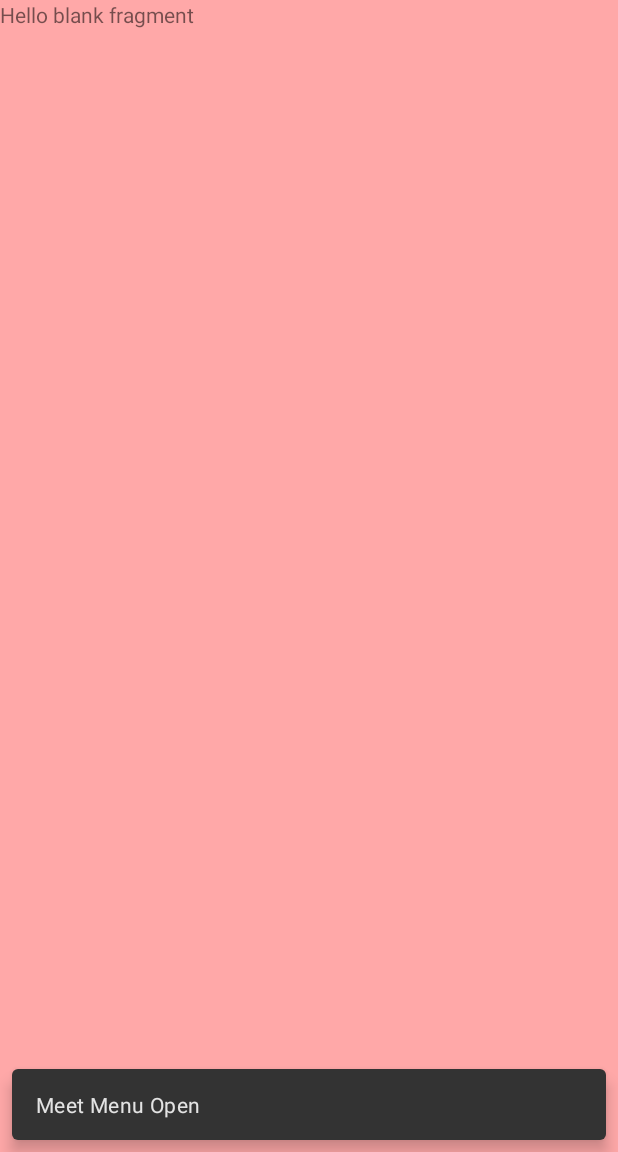
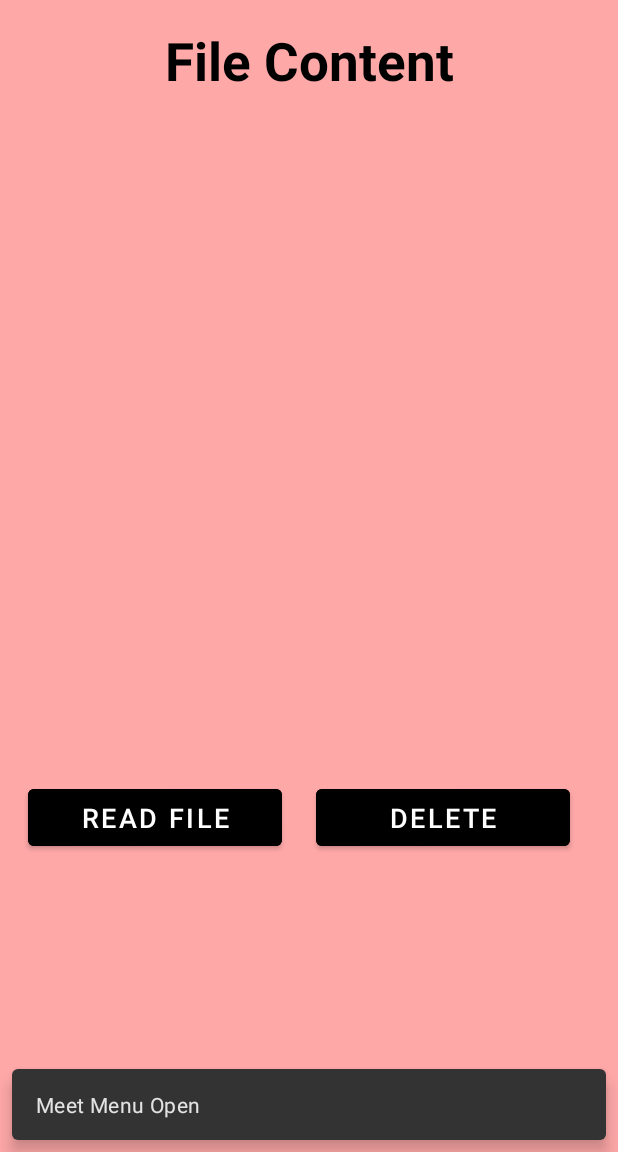
Before and after one commit to MeetPatel0090/MeetPatelAssign4, an Android app: the screen it shows after launch (MeetActivity), in the side drawer, after a tap on "File Content", on a phone screen of 412 x 824 dp, the part 84-1236 px from its top. Run offline under Robolectric (Android 15) with nearby library versions, the phone set to English and light mode, and no system bars; network calls fail.

Commit message:
File Content Fragment Completed

```diff
--- a/MeetAssign44/src/main/java/meet/patel/n01460090/MeetFileContent.java
+++ b/MeetAssign44/src/main/java/meet/patel/n01460090/MeetFileContent.java
@@ -7,58 +7,101 @@ import androidx.fragment.app.Fragment;
 import android.view.LayoutInflater;
 import android.view.View;
 import android.view.ViewGroup;
+import android.widget.Button;
+import android.widget.TextView;
+import android.widget.Toast;
 
-/**
- * A simple {@link Fragment} subclass.
- * Use the {@link MeetFileContent#newInstance} factory method to
- * create an instance of this fragment.
- */
+import java.io.BufferedReader;
+import java.io.File;
+import java.io.FileInputStream;
+import java.io.FileNotFoundException;
+import java.io.IOException;
+import java.io.InputStreamReader;
+
 public class MeetFileContent extends Fragment {
 
-    // TODO: Rename parameter arguments, choose names that match
-    // the fragment initialization parameters, e.g. ARG_ITEM_NUMBER
-    private static final String ARG_PARAM1 = "param1";
-    private static final String ARG_PARAM2 = "param2";
-
-    // TODO: Rename and change types of parameters
-    private String mParam1;
-    private String mParam2;
+    Button readBtn, deleteBtn;
+    TextView readTextView;
 
     public MeetFileContent() {
         // Required empty public constructor
     }
 
-    /**
-     * Use this factory method to create a new instance of
-     * this fragment using the provided parameters.
-     *
-     * @param param1 Parameter 1.
-     * @param param2 Parameter 2.
-     * @return A new instance of fragment MeetFileContent.
-     */
-    // TODO: Rename and change types and number of parameters
-    public static MeetFileContent newInstance(String param1, String param2) {
-        MeetFileContent fragment = new MeetFileContent();
-        Bundle args = new Bundle();
-        args.putString(ARG_PARAM1, param1);
-        args.putString(ARG_PARAM2, param2);
-        fragment.setArguments(args);
-        return fragment;
-    }
-
     @Override
     public void onCreate(Bundle savedInstanceState) {
         super.onCreate(savedInstanceState);
-        if (getArguments() != null) {
-            mParam1 = getArguments().getString(ARG_PARAM1);
-            mParam2 = getArguments().getString(ARG_PARAM2);
-        }
     }
 
     @Override
     public View onCreateView(LayoutInflater inflater, ViewGroup container,
                              Bundle savedInstanceState) {
         // Inflate the layout for this fragment
-        return inflater.inflate(R.layout.meet_file, container, false);
+        View view = inflater.inflate(R.layout.meet_file, container, false);
+
+        readTextView = view.findViewById(R.id.MeetFileContentTextView);
+        readBtn = view.findViewById(R.id.MeetFileContentReadFileBtn);
+        deleteBtn = view.findViewById(R.id.MeetFileContentDeleteBtn);
+
+        readBtn.setOnClickListener(new View.OnClickListener() {
+            @Override
+            public void onClick(View v) {
+                readFile(readTextView);
+            }
+        });
+
+        deleteBtn.setOnClickListener(new View.OnClickListener() {
+            @Override
+            public void onClick(View v) {
+                deleteFile(readTextView);
+            }
+        });
+
+        return view;
     }
+
+    public void readFile(View v){
+        FileInputStream fileInputStream = null;
+        readTextView = getActivity().findViewById(R.id.MeetFileContentTextView);
+
+        File file = new File(getString(R.string.file_content_path_name));
+        String empty = "";
+
+        try{
+            fileInputStream = getActivity().openFileInput("meet.txt");
+            InputStreamReader inputStreamReader = new InputStreamReader(fileInputStream);
+            BufferedReader bufferedReader = new BufferedReader(inputStreamReader);
+            StringBuilder stringBuilder = new StringBuilder();
+            String string;
+
+            while ((string = bufferedReader.readLine()) != null) {
+                stringBuilder.append(string).append("\n");
+            }
+            bufferedReader.close();
+            readTextView.setText(stringBuilder.toString());
+            if(readTextView.getText().toString().trim().length() == 0){
+                readTextView.setText(R.string.file_content_no_content);
+            }
+        }catch (FileNotFoundException e){
+            readTextView.setText(R.string.file_content_no_content);
+            e.printStackTrace();
+        }catch (IOException e){
+            e.printStackTrace();
+        }finally {
+
+            if (fileInputStream != null){
+                try {
+                    fileInputStream.close();
+                }catch (IOException e){
+
+                    e.printStackTrace();
+                }
+            }
+        }
+    }
+    public void deleteFile(View v){
+        File file = new File(getActivity().getFilesDir(), getString(R.string.file_content_child_file_name));
+        boolean deleted = file.delete();
+        Toast.makeText(getActivity().getApplicationContext(),getString(R.string.file_content_file_deleted) + file, Toast.LENGTH_SHORT).show();
+    }
+
 }
--- a/MeetAssign44/src/main/java/meet/patel/n01460090/MeetHome.java
+++ b/MeetAssign44/src/main/java/meet/patel/n01460090/MeetHome.java
@@ -28,7 +28,7 @@ import java.util.Locale;
 
 public class MeetHome extends Fragment {
 
-    TextView textView, readFileTextView;
+    TextView textView, readTextView;
     TextClock textClock;
     Button writeBtn, readBtn;
     EditText editText;
@@ -92,7 +92,7 @@ public class MeetHome extends Fragment {
         writeBtn = view.findViewById(R.id.MeetHomeEnterBtn);
         readBtn = view.findViewById(R.id.MeetHomeReadBtn);
         editText = view.findViewById(R.id.MeetHomeEditText);
-        readFileTextView = view.findViewById(R.id.MeetHomeReadTextView);
+        readTextView = view.findViewById(R.id.MeetHomeReadTextView);
 
         writeBtn.setOnClickListener(new View.OnClickListener() {
             @Override
@@ -107,7 +107,7 @@ public class MeetHome extends Fragment {
             @Override
             public void onClick(View v) {
                 String content = readFileFile(getString(R.string.home_file_name));
-                readFileTextView.setText(content);
+                readTextView.setText(content);
             }
         });
         return view;
--- a/MeetAssign44/src/main/res/layout/meet_file.xml
+++ b/MeetAssign44/src/main/res/layout/meet_file.xml
@@ -1,6 +1,8 @@
 <?xml version="1.0" encoding="utf-8"?>
-<FrameLayout xmlns:android="http://schemas.android.com/apk/res/android"
+<androidx.constraintlayout.widget.ConstraintLayout
+    xmlns:android="http://schemas.android.com/apk/res/android"
     xmlns:tools="http://schemas.android.com/tools"
+    xmlns:app="http://schemas.android.com/apk/res-auto"
     android:layout_width="match_parent"
     android:layout_height="match_parent"
     tools:context=".MeetFileContent"
@@ -8,8 +10,60 @@
 
     <!-- TODO: Update blank fragment layout -->
     <TextView
+        android:id="@+id/MeetFileContentHeadTextView"
         android:layout_width="match_parent"
-        android:layout_height="match_parent"
-        android:text="@string/hello_blank_fragment" />
+        android:layout_height="wrap_content"
+        android:gravity="center_horizontal"
+        android:text="File Content"
+        android:textColor="@color/black"
+        android:textSize="35sp"
+        android:textStyle="bold"
+        app:layout_constraintBottom_toBottomOf="parent"
+        app:layout_constraintEnd_toEndOf="parent"
+        app:layout_constraintHorizontal_bias="0.0"
+        app:layout_constraintStart_toStartOf="parent"
+        app:layout_constraintTop_toTopOf="parent"
+        app:layout_constraintVertical_bias="0.023" />
 
-</FrameLayout>
+    <TextView
+        android:id="@+id/MeetFileContentTextView"
+        android:layout_width="match_parent"
+        android:layout_height="wrap_content"
+        android:gravity="center_horizontal"
+        android:textColor="@color/black"
+        android:textSize="18sp"
+        android:textStyle="bold"
+        app:layout_constraintBottom_toBottomOf="parent"
+        app:layout_constraintEnd_toEndOf="parent"
+        app:layout_constraintHorizontal_bias="0.0"
+        app:layout_constraintStart_toStartOf="parent"
+        app:layout_constraintTop_toTopOf="parent"
+        app:layout_constraintVertical_bias="0.209" />
+
+
+    <Button
+        android:id="@+id/MeetFileContentReadFileBtn"
+        android:layout_width="169dp"
+        android:layout_height="50dp"
+        android:layout_marginTop="520dp"
+        android:layout_marginEnd="224dp"
+        android:backgroundTint="@color/black"
+        android:text="@string/home_read_btn"
+        android:textSize="18sp"
+        app:layout_constraintEnd_toEndOf="parent"
+        app:layout_constraintTop_toTopOf="parent" />
+
+    <Button
+        android:id="@+id/MeetFileContentDeleteBtn"
+        android:layout_width="169dp"
+        android:layout_height="50dp"
+        android:layout_marginTop="520dp"
+        android:layout_marginEnd="32dp"
+        android:backgroundTint="@color/black"
+        android:text="@string/file_content_delete_btn"
+        android:textSize="18sp"
+        app:layout_constraintEnd_toEndOf="parent"
+        app:layout_constraintTop_toTopOf="parent" />
+
+
+</androidx.constraintlayout.widget.ConstraintLayout>
--- a/MeetAssign44/src/main/res/values/strings.xml
+++ b/MeetAssign44/src/main/res/values/strings.xml
@@ -3,7 +3,6 @@
     <string name="menu_home">Home</string>
     <string name="menu_settings">Settings</string>
     <string name="menu_help">Help</string>
-    <string name="hello_blank_fragment">Hello blank fragment</string>
     <string name="nav_home">Home</string>
     <string name="nav_download">Download</string>
     <string name="nav_weather">Weather</string>
@@ -58,6 +57,11 @@
     <string name="weather_humidity">Humidity</string>
     <string name="weather_city">City</string>
     <string name="weather_description">Description</string>
+    <string name="file_content_delete_btn">Delete</string>
+    <string name="file_content_file_deleted">File Deleted</string>
+    <string name="file_content_no_content">No content</string>
+    <string name="file_content_path_name">/data/user/0/meet.patel.n01460090/files/meet.txt</string>
+    <string name="file_content_child_file_name">meet.txt</string>
     <string-array name="cities">
         <item>Toronto</item>
         <item>London</item>
```
Also changed, not shown: MeetAssign44/src/main/res/layout/meet_home.xml (+9 -7 lines).
